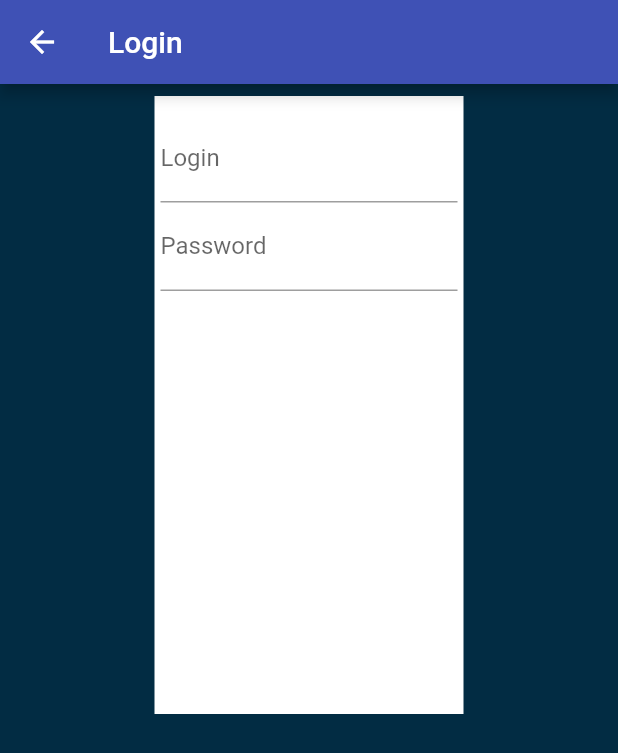
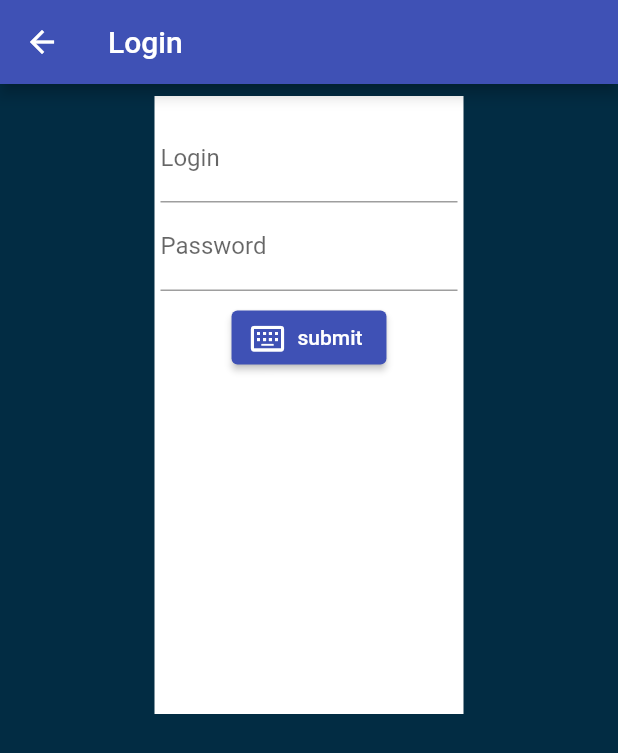
Before and after one commit to les-evades-du-chenil/crypto-app, a Flutter app: the screen it shows after launch, after a tap on "Go on login", on a phone screen of 412 x 824 dp. Shown: the top 753 px of the screen. Run offline on Flutter 3.47's test engine with Material 2 defaults, Android fonts, the phone set to English and light mode, and no system bars.

Commit message:
add login logic

```diff
--- /dev/null
+++ b/lib/screens/components/login_form.dart
@@ -0,0 +1,55 @@
+import 'package:flutter/material.dart';
+
+class LoginForm extends StatefulWidget {
+  const LoginForm({
+    Key? key,
+  }) : super(key: key);
+
+  @override
+  _LoginFormState createState() => _LoginFormState();
+}
+
+class _LoginFormState extends State<LoginForm> {
+  final passwordController = TextEditingController();
+  final loginController = TextEditingController();
+
+  @override
+  void dispose() {
+    passwordController.dispose();
+    loginController.dispose();
+    super.dispose();
+  }
+
+  @override
+  Widget build(BuildContext context) {
+    return Column(
+      children: [
+        TextField(
+          controller: loginController,
+          decoration: const InputDecoration(labelText: 'Login'),
+        ),
+        TextField(
+          controller: passwordController,
+          decoration: const InputDecoration(labelText: 'Password'),
+          obscureText: true,
+        ),
+        Padding(
+          padding: const EdgeInsets.symmetric(vertical: 7),
+          child: Row(
+            mainAxisAlignment: MainAxisAlignment.center,
+            children: [
+              ElevatedButton.icon(
+                onPressed: () {
+                  print(loginController.text);
+                  print(passwordController.text);
+                },
+                icon: const Icon(Icons.keyboard_alt_outlined),
+                label: const Text('submit'),
+              )
+            ],
+          ),
+        )
+      ],
+    );
+  }
+}
--- a/lib/screens/login.dart
+++ b/lib/screens/login.dart
@@ -1,5 +1,7 @@
 import 'package:crypto_app/theme.dart';
 import 'package:flutter/material.dart';
+
+import './components/login_form.dart';
 
 class LoginScreen extends StatelessWidget {
   static const routeName = "/login";
@@ -22,17 +24,7 @@ class LoginScreen extends StatelessWidget {
               color: Colors.white,
               width: MediaQuery.of(context).size.width * 0.5,
               height: MediaQuery.of(context).size.height * 0.5,
-              child: Column(
-                children: [
-                  TextField(
-                    decoration: InputDecoration(labelText: 'Login'),
-                  ),
-                  TextField(
-                    decoration: InputDecoration(labelText: 'Password'),
-                    obscureText: true,
-                  ),
-                ],
-              ),
+              child: LoginForm(),
             ),
           ],
         ),
```
